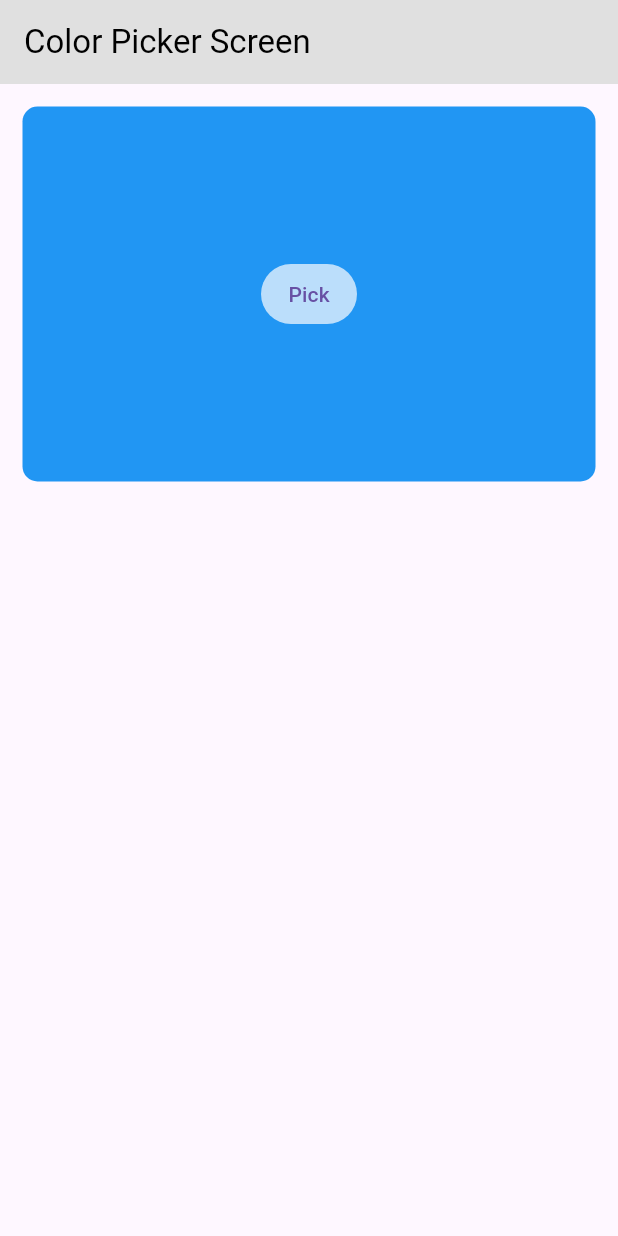
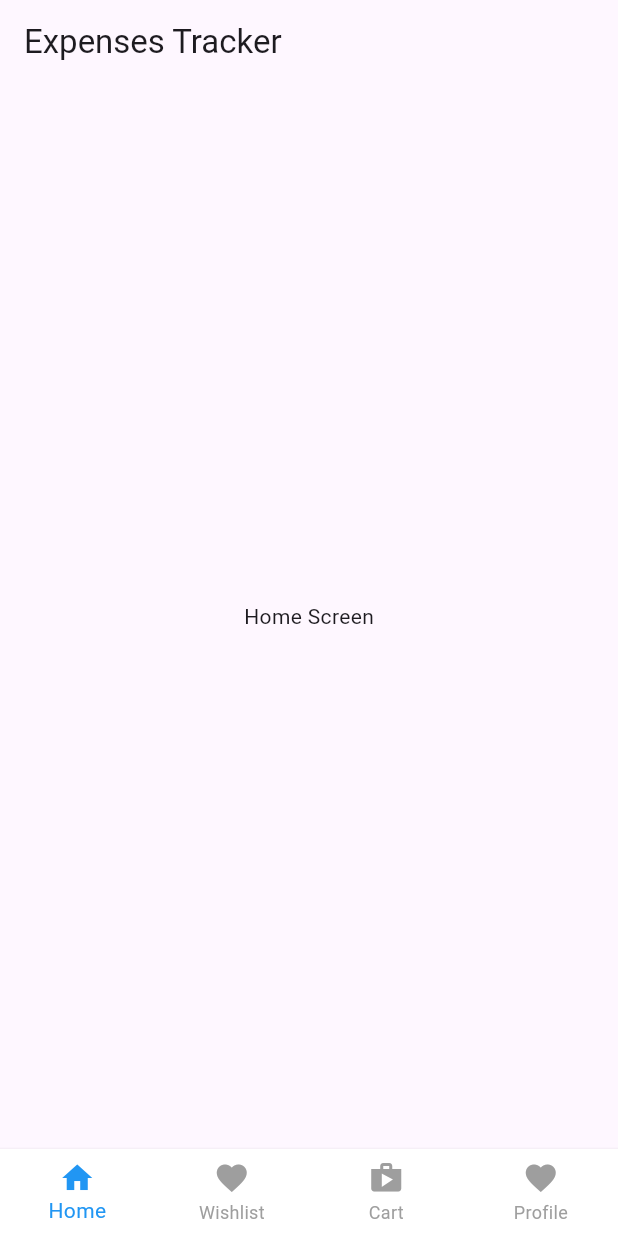
Before and after one commit to Maheshrawat02/Flutter-UI-practices, a Flutter app: the screen it shows after launch, on a phone screen of 412 x 824 dp. Run offline on Flutter 3.47's test engine with Material 3 defaults, Android fonts, the phone set to English and light mode, and no system bars; our stand-ins replace flutter_colorpicker.

Commit message:
learn bottomNavigationBar

```diff
--- /dev/null
+++ b/lib/Views/ButtomNavigationBar/home_screen.dart
@@ -0,0 +1,84 @@
+import 'package:flutter/material.dart';
+
+class HomeScreen extends StatefulWidget {
+  const new({super.key});
+
+  @override
+  State<HomeScreen> createState() => _HomeScreenState();
+}
+
+class _HomeScreenState extends State<HomeScreen> {
+
+  int selectedIndex = 0;
+
+  final List<Widget> screens = [
+
+    Center(child: Text("Home Screen")),
+    Center(child: Text("Wishlist Screen")),
+    Center(child: Text("Cart Screen")),
+    Center(child: Text("Profile Screen")),
+
+  ];
+  @override
+  Widget build(BuildContext context) {
+    return Scaffold(
+
+      appBar: AppBar(
+        title: const Text("Expenses Tracker"),
+      ),
+
+      body: screens[selectedIndex],
+
+      bottomNavigationBar: BottomNavigationBar(
+
+        backgroundColor: Colors.white,
+
+        elevation: 2,
+
+        selectedFontSize: 14,
+
+        unselectedFontSize: 12,
+
+        selectedItemColor: Colors.blue,
+
+        unselectedItemColor: Colors.grey,
+
+        showUnselectedLabels: true,
+
+        type: BottomNavigationBarType.fixed,
+
+        currentIndex: selectedIndex,
+
+        onTap: (index) {
+          setState(() {
+            selectedIndex = index;
+          });
+        },
+
+        items: [
+
+          BottomNavigationBarItem(
+            icon: Icon(Icons.home),
+            label: "Home"
+          ),
+
+          BottomNavigationBarItem(
+            icon: Icon(Icons.favorite),
+            label: "Wishlist"
+          ),
+
+          BottomNavigationBarItem(
+            icon: Icon(Icons.shop),
+            label: "Cart"
+          ),
+
+          BottomNavigationBarItem(
+            icon: Icon(Icons.favorite),
+            label: "Profile"
+          ),
+
+        ],
+      ),
+    );
+  }
+}
--- a/lib/main.dart
+++ b/lib/main.dart
@@ -1,5 +1,7 @@
 import 'package:flutter/material.dart';
+import 'package:practice_mr/Views/ButtomNavigationBar/home_screen.dart';
 import 'package:practice_mr/Views/color_date_picker/color_picker_screen.dart';
+import 'package:practice_mr/Views/color_date_picker/date_picker_screen.dart';
 
 
 void main() {
@@ -19,7 +21,7 @@ class MyApp extends StatelessWidget {
       //   colorScheme: .fromSeed(seedColor: Colors.deepPurple),
       // ),
 
-      home: const ColorPickerScreen(),
+      home: const HomeScreen(),
     );
   }
 }
```
Also changed, not shown: lib/Views/color_date_picker/date_picker_screen.dart (added, +72 -0 lines).
